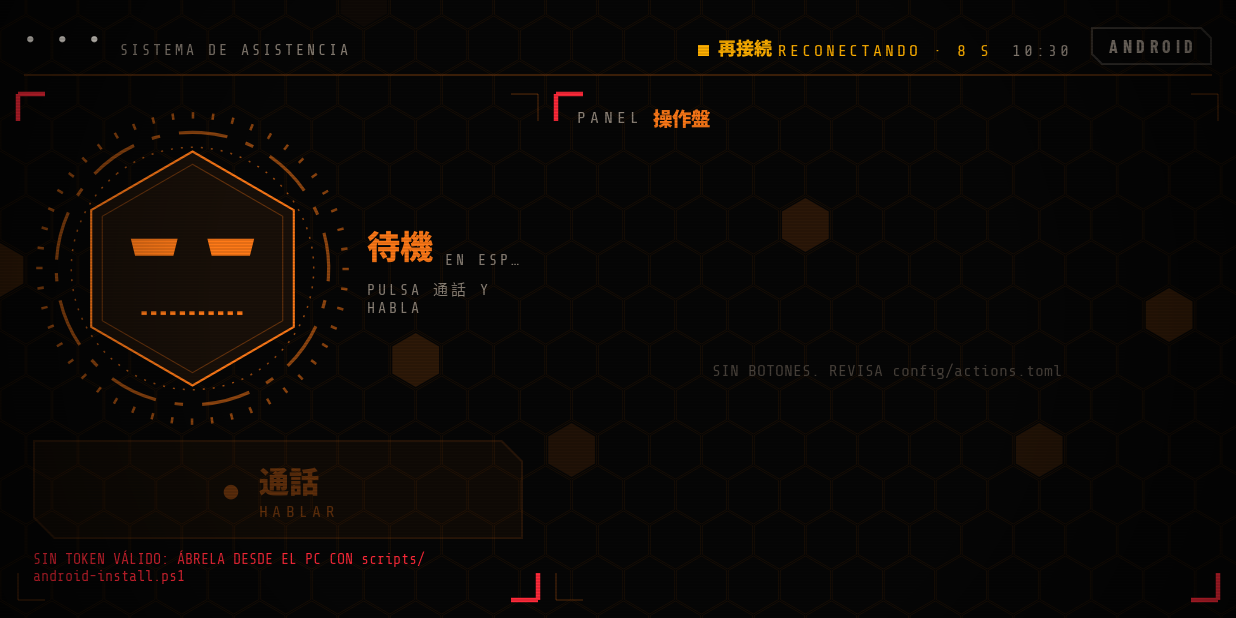
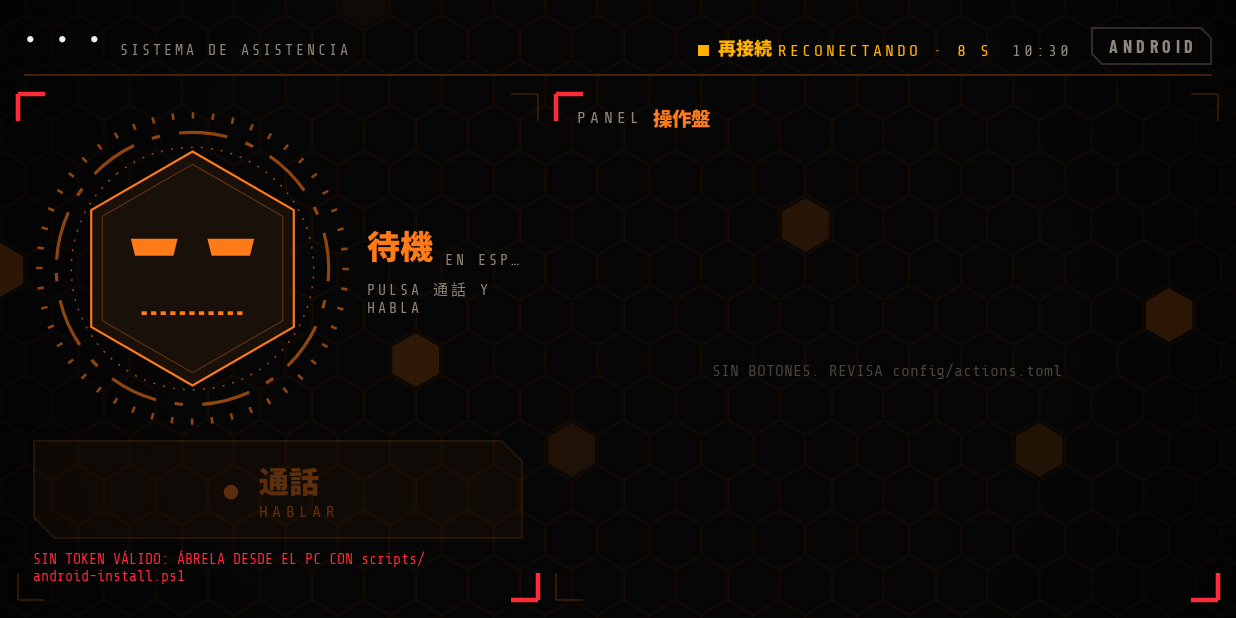
Before and after one commit to pangel1005/vega, an Android app built with Jetpack Compose: the screen it shows after launch (MainActivity), on a phone screen of 824 x 412 dp (held sideways). Run offline under Robolectric (Android 15) with nearby library versions, the phone set to English and light mode, and no system bars; 5 statements that could not run were skipped.

Commit message:
Versión optimizada (release) y fondo en una sola pasada
Medido en el Redmi 15C con la versión de depuración: hilo principal 46 % y
RenderThread 42 % en reposo. La depuración es mucho más lenta con Compose.

- La app de uso diario es la release (R8 + recursos recortados, 1,2 MB en vez
  de 11,7 MB), firmada con la misma clave para actualizarse encima.
- El servidor ofrece la release en /app/latest.apk; android-install.ps1
  compila release por defecto.
- Fondo negro, rejilla, líneas de escáner y viñeta en una sola imagen opaca y
  sin fondo de ventana: una pasada a pantalla completa por cuadro en vez de 4.
  La imagen se repinta solo al cambiar de estado (color final, no animado).

Co-Authored-By: Claude Opus 5.5 <noreply@anthropic.com>

```diff
--- a/android/app/build.gradle.kts
+++ b/android/app/build.gradle.kts
@@ -17,9 +17,15 @@ android {
     }
 
     buildTypes {
+        // La versión optimizada es la de uso diario: la de depuración es varias veces más lenta
+        // con Compose (sin R8 y con comprobaciones extra).
         release {
             isMinifyEnabled = true
+            isShrinkResources = true
             proguardFiles(getDefaultProguardFile("proguard-android-optimize.txt"))
+            // Misma firma que la de depuración: así se actualiza encima sin desinstalar.
+            // PROTOTIPO: para repartirla a otras personas habría que crear una clave propia.
+            signingConfig = signingConfigs.getByName("debug")
         }
     }
 
--- a/android/app/src/main/java/com/asistente/personal/MainActivity.kt
+++ b/android/app/src/main/java/com/asistente/personal/MainActivity.kt
@@ -48,7 +48,6 @@ import com.asistente.personal.ui.Text
 import com.asistente.personal.ui.VoiceStatus
 import com.asistente.personal.ui.accentFor
 import com.asistente.personal.ui.hudFrame
-import com.asistente.personal.ui.scanlines
 import kotlinx.coroutines.delay
 import java.text.SimpleDateFormat
 import java.util.Date
@@ -71,6 +70,8 @@ class MainActivity : ComponentActivity() {
         }
         // Es el «cuerpo» del asistente conectado al PC: la pantalla no se apaga mientras está abierta.
         window.addFlags(WindowManager.LayoutParams.FLAG_KEEP_SCREEN_ON)
+        // El fondo lo pinta la app (imagen opaca): sin el fondo de la ventana, una pasada menos por cuadro.
+        window.setBackgroundDrawable(null)
         preferFastestRefreshRate()
 
         controller = AssistantController(applicationContext)
@@ -159,8 +160,9 @@ private fun AssistantScreen(c: AssistantController, startVoice: () -> Unit, open
         }
     }
 
-    Box(Modifier.fillMaxSize().background(Nerv.Bg)) {
-        HexBackground(accent, fast = state == AssistantState.THINKING)
+    Box(Modifier.fillMaxSize()) {
+        // Color final del estado (no el animado): la imagen de fondo solo se repinta una vez por cambio.
+        HexBackground(accentFor(state), fast = state == AssistantState.THINKING)
         Column(Modifier.fillMaxSize().safeDrawingPadding()) {
             StatusBar(
                 ui.assistant, ui.model, ui.link, ui.retryInMs, clock, openAndroid,
@@ -214,7 +216,6 @@ private fun AssistantScreen(c: AssistantController, startVoice: () -> Unit, open
                 )
             }
         }
-        Box(Modifier.fillMaxSize().scanlines())
     }
 }
 
--- a/android/app/src/main/java/com/asistente/personal/ui/Backdrop.kt
+++ b/android/app/src/main/java/com/asistente/personal/ui/Backdrop.kt
@@ -46,9 +46,10 @@ private fun hexAt(path: Path, x: Float, y: Float, r: Float) {
 }
 
 /**
- * Fondo de hexágonos (como el portafolio NERV). La rejilla se construye una sola vez
- * por tamaño (`drawWithCache`) y vive en su propia capa; encima, unas pocas celdas
- * laten a ~30 FPS, que es de sobra para un fondo y ahorra batería.
+ * Fondo de hexágonos (como el portafolio NERV). Fondo, rejilla, líneas de escáner y
+ * viñeta se pintan una sola vez en una imagen opaca (se repinta solo si cambia el
+ * tamaño o el color del estado; por eso recibe el color final, no el animado). Encima,
+ * unas pocas celdas laten a ~30 FPS, que es de sobra para un fondo y ahorra batería.
  */
 @Composable
 fun HexBackground(accent: Color, fast: Boolean, modifier: Modifier = Modifier) {
@@ -96,8 +97,22 @@ fun HexBackground(accent: Color, fast: Boolean, modifier: Modifier = Modifier) {
                     }
                     row++
                 }
-                // Se pinta una vez en una imagen; cada cuadro solo la copia (muy barato para la GPU).
-                val grid = renderToBitmap(this) { drawPath(path, accent.copy(alpha = 0.07f), style = Stroke(1f)) }
+                // Fondo negro + rejilla + líneas de escáner + viñeta en UNA imagen opaca: cada
+                // cuadro la pantalla se pinta una sola vez de fondo (antes eran cuatro).
+                val vignette = Brush.radialGradient(
+                    0.55f to Color.Transparent, 1f to Color.Black.copy(alpha = 0.55f),
+                    center = Offset(size.width / 2, size.height / 2), radius = size.maxDimension * 0.6f,
+                )
+                val grid = renderToBitmap(this) {
+                    drawRect(Nerv.Bg)
+                    drawPath(path, accent.copy(alpha = 0.07f), style = Stroke(1f))
+                    var y = 0f
+                    while (y < size.height) {
+                        drawLine(Color.Black.copy(alpha = 0.22f), Offset(0f, y), Offset(size.width, y), 1f)
+                        y += 3f
+                    }
+                    drawRect(vignette)
+                }
                 onDrawBehind { drawImage(grid) }
             },
         )
@@ -115,25 +130,6 @@ fun HexBackground(accent: Color, fast: Boolean, modifier: Modifier = Modifier) {
     }
 }
 
-/**
- * Capa de líneas de escáner y viñeta, para poner encima de todo. Vive en su propia
- * imagen y solo se pinta de nuevo si cambia el tamaño de la pantalla.
- */
-fun Modifier.scanlines(): Modifier = this.graphicsLayer().drawWithCache {
-    val vignette = Brush.radialGradient(
-        0.55f to Color.Transparent, 1f to Color.Black.copy(alpha = 0.55f),
-        center = Offset(size.width / 2, size.height / 2), radius = size.maxDimension * 0.6f,
-    )
-    val overlay = renderToBitmap(this) {
-        var y = 0f
-        while (y < size.height) {
-            drawLine(Color.Black.copy(alpha = 0.22f), Offset(0f, y), Offset(size.width, y), 1f)
-            y += 3f
-        }
-        drawRect(vignette)
-    }
-    onDrawBehind { drawImage(overlay) }
-}
 
 /** Dibuja una sola vez en una imagen del tamaño de la capa. */
 private fun renderToBitmap(scope: CacheDrawScope, block: DrawScope.() -> Unit): ImageBitmap {
```
Also changed, not shown: 2 other files.
